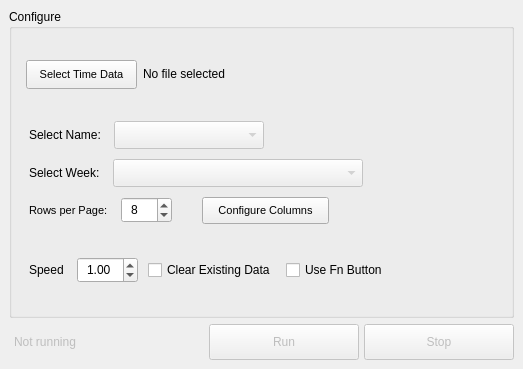
Before: the Qt Designer form app/gui/main_window.ui in Dylan-Dotti/GHD-Auto-Time-Entry, drawn with Qt 5.
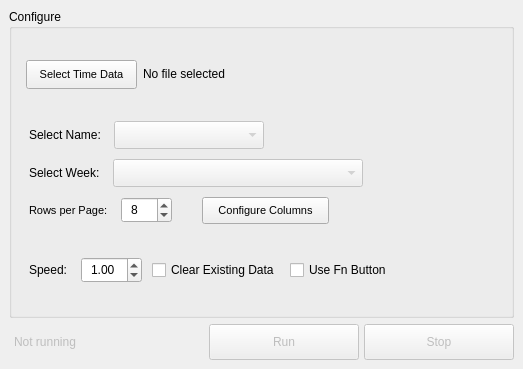
After: the same form once the commit is applied.

Commit message: Added colon to Speed label

Diff of the .ui file:
```diff
--- a/app/gui/main_window.ui
+++ b/app/gui/main_window.ui
@@ -271,7 +271,7 @@
               <string notr="true">margin-left: 5px</string>
              </property>
              <property name="text">
-              <string>Speed</string>
+              <string>Speed:</string>
              </property>
             </widget>
            </item>
```
The commit also changes 1 other file.
